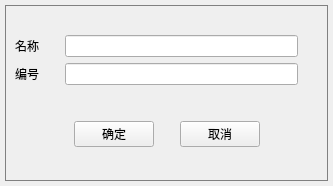
Qt form UI/adduserwgt.ui (jiutianhuanpei/HBApp) before a commit.
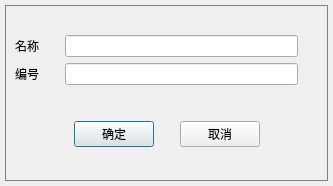
The same form after that commit.

The edit to the form file:
```diff
--- a/UI/adduserwgt.ui
+++ b/UI/adduserwgt.ui
@@ -179,6 +179,15 @@
           <property name="text">
            <string>确定</string>
           </property>
+          <property name="checkable">
+           <bool>false</bool>
+          </property>
+          <property name="autoDefault">
+           <bool>true</bool>
+          </property>
+          <property name="default">
+           <bool>true</bool>
+          </property>
          </widget>
         </item>
         <item>
```
